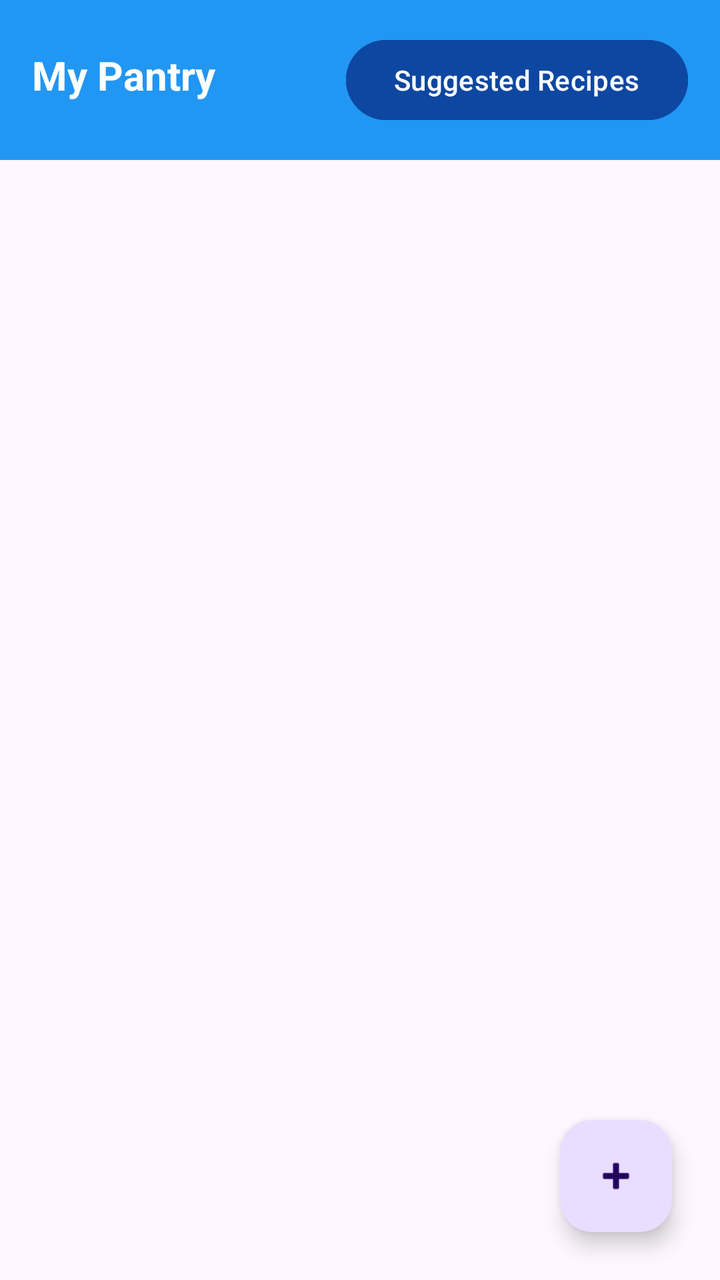
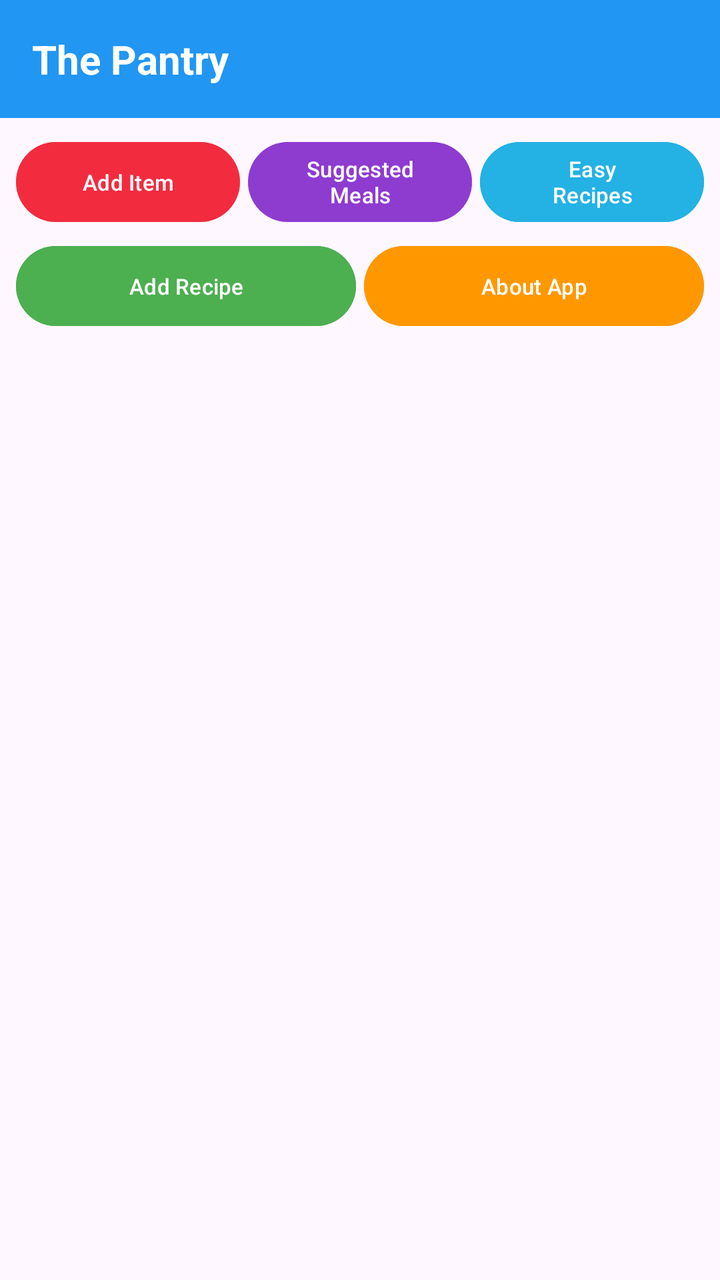

Two renders of the same Android screen: before a commit and after it. Below are the layout's source before the change and the commit's diff.
<!-- AndroidManifest.xml: application theme Theme.SmartPantry -->
<!-- res/layout/activity_main.xml -->
<?xml version="1.0" encoding="utf-8"?>
<RelativeLayout xmlns:android="http://schemas.android.com/apk/res/android"
    xmlns:app="http://schemas.android.com/apk/res-auto"
    android:layout_width="match_parent"
    android:layout_height="match_parent">

    
    <LinearLayout
        android:id="@+id/headerLayout"
        android:layout_width="match_parent"
        android:layout_height="wrap_content"
        android:orientation="horizontal"
        android:padding="16dp"
        android:background="#2196F3">

        <TextView
            android:layout_width="0dp"
            android:layout_height="wrap_content"
            android:layout_weight="1"
            android:text="My Pantry"
            android:textColor="@android:color/white"
            android:textSize="20sp"
            android:textStyle="bold" />

        <Button
            android:id="@+id/btnSuggestedRecipes"
            android:layout_width="wrap_content"
            android:layout_height="wrap_content"
            android:text="Suggested Recipes"
            android:textColor="@android:color/white"
            android:backgroundTint="#0D47A1" />
    </LinearLayout>

    
    <TextView
        android:id="@+id/tvEmptyPantry"
        android:layout_width="wrap_content"
        android:layout_height="wrap_content"
        android:layout_centerInParent="true"
        android:text="Your pantry is empty.\nTap '+' below to add ingredients!"
        android:textAlignment="center"
        android:textSize="16sp"
        android:textColor="@android:color/darker_gray"
        android:visibility="gone" />

    
    <androidx.recyclerview.widget.RecyclerView
        android:id="@+id/rvPantry"
        android:layout_width="match_parent"
        android:layout_height="match_parent"
        android:layout_below="@id/headerLayout"
        android:padding="8dp" />

    
    <com.google.android.material.floatingactionbutton.FloatingActionButton
        android:id="@+id/fabAdd"
        android:layout_width="wrap_content"
        android:layout_height="wrap_content"
        android:layout_alignParentBottom="true"
        android:layout_alignParentEnd="true"
        android:layout_margin="24dp"
        android:contentDescription="Add Ingredient"
        app:srcCompat="@android:drawable/ic_input_add" />

</RelativeLayout>
<!-- resources referenced by this layout -->
<resources>
  <style name="Theme.SmartPantry" parent="Base.Theme.SmartPantry" />
  <style name="Base.Theme.SmartPantry" parent="Theme.Material3.DayNight.NoActionBar">
          
          
      </style>
</resources>

<!-- the commit's change to res/layout/activity_main.xml (unified diff, before → after) -->
@@ -1,34 +1,110 @@
 <?xml version="1.0" encoding="utf-8"?>
 <RelativeLayout xmlns:android="http://schemas.android.com/apk/res/android"
-    xmlns:app="http://schemas.android.com/apk/res-auto"
     android:layout_width="match_parent"
-    android:layout_height="match_parent">
+    android:layout_height="match_parent"
+    android:fitsSystemWindows="true">
 
     
     <LinearLayout
         android:id="@+id/headerLayout"
         android:layout_width="match_parent"
         android:layout_height="wrap_content"
+        android:layout_alignParentTop="true"
+        android:background="#2196F3"
         android:orientation="horizontal"
-        android:padding="16dp"
-        android:background="#2196F3">
+        android:paddingStart="16dp"
+        android:paddingTop="16dp"
+        android:paddingEnd="16dp"
+        android:paddingBottom="16dp">
 
         <TextView
-            android:layout_width="0dp"
+            android:layout_width="match_parent"
             android:layout_height="wrap_content"
-            android:layout_weight="1"
-            android:text="My Pantry"
+            android:text="The Pantry"
             android:textColor="@android:color/white"
             android:textSize="20sp"
             android:textStyle="bold" />
+    </LinearLayout>
 
-        <Button
-            android:id="@+id/btnSuggestedRecipes"
-            android:layout_width="wrap_content"
+    
+    <LinearLayout
+        android:id="@+id/buttonContainer"
+        android:layout_width="match_parent"
+        android:layout_height="wrap_content"
+        android:layout_below="@id/headerLayout"
+        android:orientation="vertical"
+        android:padding="8dp">
+
+        
+        <LinearLayout
+            android:layout_width="match_parent"
             android:layout_height="wrap_content"
-            android:text="Suggested Recipes"
-            android:textColor="@android:color/white"
-            android:backgroundTint="#0D47A1" />
+            android:layout_marginBottom="4dp"
+            android:gravity="center"
+            android:orientation="horizontal">
+
+            <Button
+                android:id="@+id/btnAddIngredient"
+                android:layout_width="0dp"
+                android:layout_height="wrap_content"
+                android:layout_weight="1"
+                android:layout_marginEnd="4dp"
+                android:backgroundTint="#C5F32136"
+                android:text="Add Item"
+                android:textColor="@android:color/white"
+                android:textSize="11sp" />
+
+            <Button
+                android:id="@+id/btnSuggestedRecipes"
+                android:layout_width="0dp"
+                android:layout_height="wrap_content"
+                android:layout_weight="1"
+                android:layout_marginEnd="4dp"
+                android:backgroundTint="#8B720CC5"
+                android:text="Suggested Meals"
+                android:textColor="@android:color/white"
+                android:textSize="11sp" />
+
+            <Button
+                android:id="@+id/btnAllRecipes"
+                android:layout_width="0dp"
+                android:layout_height="wrap_content"
+                android:layout_weight="1"
+                android:backgroundTint="#24B1E4"
+                android:text="Easy Recipes"
+                android:textColor="@android:color/white"
+                android:textSize="11sp" />
+        </LinearLayout>
+
+        
+        <LinearLayout
+            android:layout_width="match_parent"
+            android:layout_height="wrap_content"
+            android:gravity="center"
+            android:orientation="horizontal">
+
+            <Button
+                android:id="@+id/btnAddRecipe"
+                android:layout_width="0dp"
+                android:layout_height="wrap_content"
+                android:layout_weight="1"
+                android:layout_marginEnd="4dp"
+                android:backgroundTint="#4CAF50"
+                android:text="Add Recipe"
+                android:textColor="@android:color/white"
+                android:textSize="11sp" />
+
+            <Button
+                android:id="@+id/btnAboutApp"
+                android:layout_width="0dp"
+                android:layout_height="wrap_content"
+                android:layout_weight="1"
+                android:backgroundTint="#FF9800"
+                android:text="About App"
+                android:textColor="@android:color/white"
+                android:textSize="11sp" />
+        </LinearLayout>
+
     </LinearLayout>
 
     
@@ -37,10 +113,10 @@
         android:layout_width="wrap_content"
         android:layout_height="wrap_content"
         android:layout_centerInParent="true"
-        android:text="Your pantry is empty.\nTap '+' below to add ingredients!"
+        android:text="Your pantry is empty.\nTap 'Add Item' above to add ingredients!"
         android:textAlignment="center"
+        android:textColor="@android:color/darker_gray"
         android:textSize="16sp"
-        android:textColor="@android:color/darker_gray"
         android:visibility="gone" />
 
     
@@ -48,18 +124,7 @@
         android:id="@+id/rvPantry"
         android:layout_width="match_parent"
         android:layout_height="match_parent"
-        android:layout_below="@id/headerLayout"
+        android:layout_below="@id/buttonContainer"
         android:padding="8dp" />
 
-    
-    <com.google.android.material.floatingactionbutton.FloatingActionButton
-        android:id="@+id/fabAdd"
-        android:layout_width="wrap_content"
-        android:layout_height="wrap_content"
-        android:layout_alignParentBottom="true"
-        android:layout_alignParentEnd="true"
-        android:layout_margin="24dp"
-        android:contentDescription="Add Ingredient"
-        app:srcCompat="@android:drawable/ic_input_add" />
-
 </RelativeLayout>
